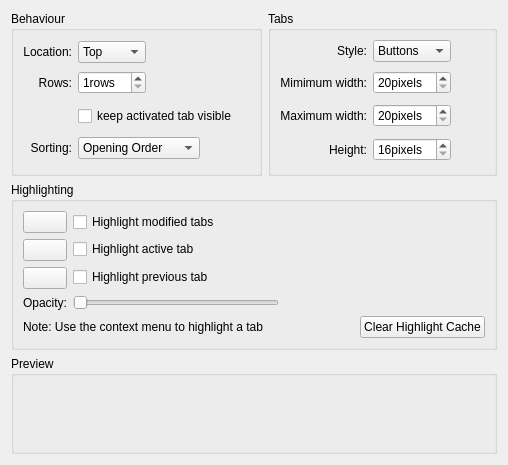
First picture: the form in kate/plugins/tabbarextension/tabbarconfigwidget.ui, repository KDE/kate, before the edit.
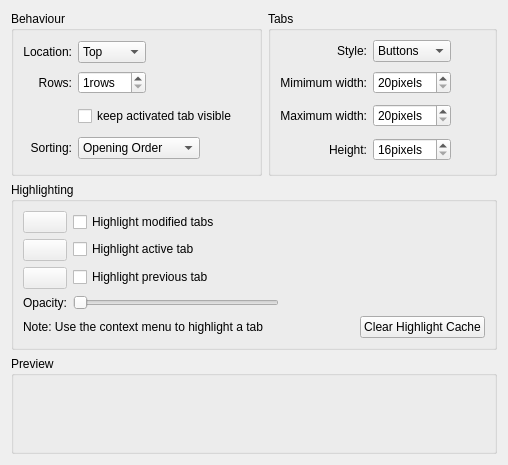
Second picture: the form after the edit. Custom widgets are drawn as their Qt base class.

Commit message: fixuifiles, disable color buttons by default

What changed in the file:
```diff
--- a/kate/plugins/tabbarextension/tabbarconfigwidget.ui
+++ b/kate/plugins/tabbarextension/tabbarconfigwidget.ui
@@ -294,7 +294,11 @@
      </property>
      <layout class="QGridLayout" name="gridLayout_4" >
       <item row="0" column="0" >
-       <widget class="KColorButton" name="colModified" />
+       <widget class="KColorButton" name="colModified" >
+        <property name="enabled" >
+         <bool>false</bool>
+        </property>
+       </widget>
       </item>
       <item rowspan="3" row="0" column="1" >
        <layout class="QGridLayout" name="gridLayout_3" >
@@ -335,10 +339,18 @@
        </layout>
       </item>
       <item row="1" column="0" >
-       <widget class="KColorButton" name="colActive" />
+       <widget class="KColorButton" name="colActive" >
+        <property name="enabled" >
+         <bool>false</bool>
+        </property>
+       </widget>
       </item>
       <item row="2" column="0" >
-       <widget class="KColorButton" name="colPrevious" />
+       <widget class="KColorButton" name="colPrevious" >
+        <property name="enabled" >
+         <bool>false</bool>
+        </property>
+       </widget>
       </item>
       <item row="3" column="0" >
        <widget class="QLabel" name="lblOpacity" >
```
Left out of the diff: 3 changed lines with no effect on the pictures.
